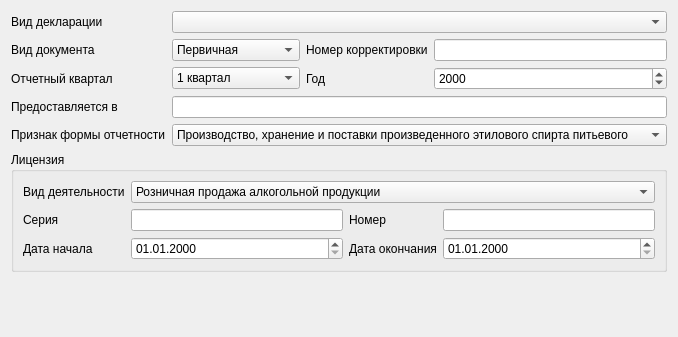
Above: src/export/wizardpagedeclproperties.ui from tacitus-def/alko-decl-helper before the change. Below: the same form after it.
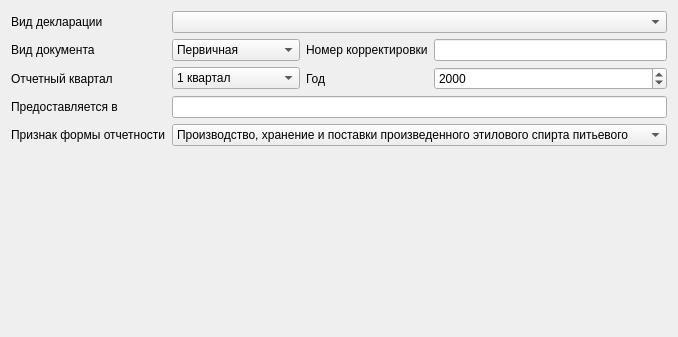
That is the form after the change.

The edit to the form file:
```diff
--- a/src/export/wizardpagedeclproperties.ui
+++ b/src/export/wizardpagedeclproperties.ui
@@ -152,84 +152,7 @@
      </item>
     </layout>
    </item>
-   <item>
-    <widget class="QGroupBox" name="groupBox_4">
-     <property name="title">
-      <string>Лицензия</string>
-     </property>
-     <layout class="QVBoxLayout" name="verticalLayout_8">
-      <item>
-       <layout class="QGridLayout" name="gridLayout_4">
-        <item row="1" column="2">
-         <widget class="QLabel" name="label_18">
-          <property name="text">
-           <string>Номер</string>
-          </property>
-         </widget>
-        </item>
-        <item row="1" column="1">
-         <widget class="QLineEdit" name="licSerial"/>
-        </item>
-        <item row="1" column="0">
-         <widget class="QLabel" name="label_17">
-          <property name="text">
-           <string>Серия</string>
-          </property>
-         </widget>
-        </item>
-        <item row="1" column="3">
-         <widget class="QLineEdit" name="licNumber"/>
-        </item>
-        <item row="0" column="1" colspan="3">
-         <widget class="QComboBox" name="licType">
-          <item>
-           <property name="text">
-            <string>Розничная продажа алкогольной продукции</string>
-           </property>
-          </item>
-         </widget>
-        </item>
-        <item row="0" column="0">
-         <widget class="QLabel" name="label_16">
-          <property name="text">
-           <string>Вид деятельности</string>
-          </property>
-         </widget>
-        </item>
-        <item row="2" column="0">
-         <widget class="QLabel" name="label_19">
-          <property name="text">
-           <string>Дата начала</string>
-          </property>
-         </widget>
-        </item>
-        <item row="2" column="1">
-         <widget class="QDateEdit" name="licStart">
-          <property name="displayFormat">
-           <string>dd.MM.yyyy</string>
-          </property>
-         </widget>
-        </item>
-        <item row="2" column="2">
-         <widget class="QLabel" name="label_20">
-          <property name="text">
-           <string>Дата окончания</string>
-          </property>
-         </widget>
-        </item>
-        <item row="2" column="3">
-         <widget class="QDateEdit" name="licEnd">
-          <property name="displayFormat">
-           <string>dd.MM.yyyy</string>
-          </property>
-         </widget>
-        </item>
-       </layout>
-      </item>
-     </layout>
-    </widget>
-   </item>
-   <item>
+  <item>
     <spacer name="verticalSpacer">
      <property name="orientation">
       <enum>Qt::Vertical</enum>
```
Left out of the diff: 5 changed lines with no effect on the pictures.
